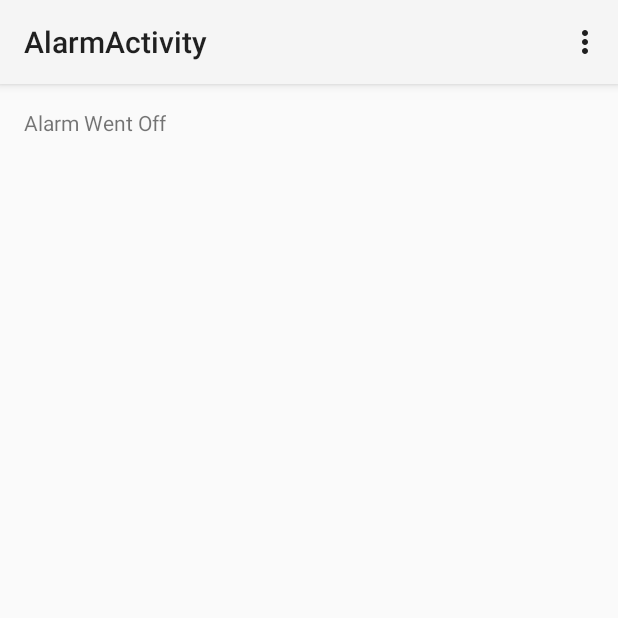
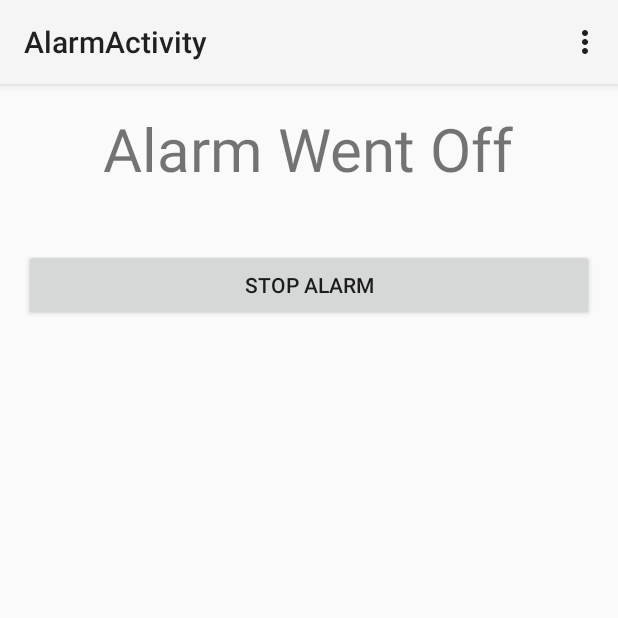
Before and after one commit to croccy21/Weather-Aware-Android, an Android app: the AlarmActivity screen opened directly, with no data from a screen before it, on a phone screen of 412 x 824 dp, the top half of it. Run offline under Robolectric (Android 15) with nearby library versions, the phone set to English and light mode, and no system bars.

Commit message:
Can now turn alarm off

```diff
--- a/Android/AlarmTest/app/src/main/java/com/example/joelgoddard/alarmtest/AlarmActivity.java
+++ b/Android/AlarmTest/app/src/main/java/com/example/joelgoddard/alarmtest/AlarmActivity.java
@@ -1,6 +1,8 @@
 package com.example.joelgoddard.alarmtest;
 
 import android.app.Activity;
+import android.media.AudioManager;
+import android.media.MediaPlayer;
 import android.media.Ringtone;
 import android.media.RingtoneManager;
 import android.net.Uri;
@@ -8,11 +10,14 @@ import android.os.Bundle;
 import android.util.Log;
 import android.view.Menu;
 import android.view.MenuItem;
+import android.view.View;
 import android.view.Window;
 import android.view.WindowManager;
 
 
 public class AlarmActivity extends Activity {
+
+    MediaPlayer mp;
 
     @Override
     protected void onCreate(Bundle savedInstanceState) {
@@ -25,9 +30,14 @@ public class AlarmActivity extends Activity {
 
         try {
             Uri notification = RingtoneManager.getDefaultUri(RingtoneManager.TYPE_ALARM);
-            Ringtone r = RingtoneManager.getRingtone(getApplicationContext(), notification);
+            //Ringtone r = RingtoneManager.getRingtone(getApplicationContext(), notification);
 
-            r.play();
+            mp = new MediaPlayer();
+            mp.setDataSource(getApplicationContext(), notification);
+            mp.setAudioStreamType(AudioManager.STREAM_ALARM);
+            mp.prepare();
+            mp.start();
+            //r.play();
         } catch (Exception e) {
             e.printStackTrace();
         }
@@ -54,4 +64,10 @@ public class AlarmActivity extends Activity {
 
         return super.onOptionsItemSelected(item);
     }
+
+    public void stopAlarmClick(View view) {
+        mp.stop();
+        mp.release();
+        finish();
+    }
 }
--- a/Android/AlarmTest/app/src/main/res/layout/activity_alarm.xml
+++ b/Android/AlarmTest/app/src/main/res/layout/activity_alarm.xml
@@ -4,11 +4,21 @@
     android:paddingRight="@dimen/activity_horizontal_margin"
     android:paddingTop="@dimen/activity_vertical_margin"
     android:paddingBottom="@dimen/activity_vertical_margin"
-    tools:context="com.example.joelgoddard.alarmtest.AlarmActivity">
+    tools:context="com.example.joelgoddard.alarmtest.AlarmActivity"
+    android:orientation="vertical">
 
     <TextView android:text="Alarm Went Off"
         android:layout_width="wrap_content"
         android:layout_height="wrap_content"
-        android:layout_gravity="center_horizontal"/>
+        android:layout_gravity="center_horizontal"
+        android:textSize="40sp"/>
+
+    <Button
+        android:layout_width="match_parent"
+        android:layout_height="wrap_content"
+        android:text="Stop Alarm"
+        android:layout_marginTop="40dp"
+        android:onClick="stopAlarmClick"
+        />
 
 </LinearLayout>
```
